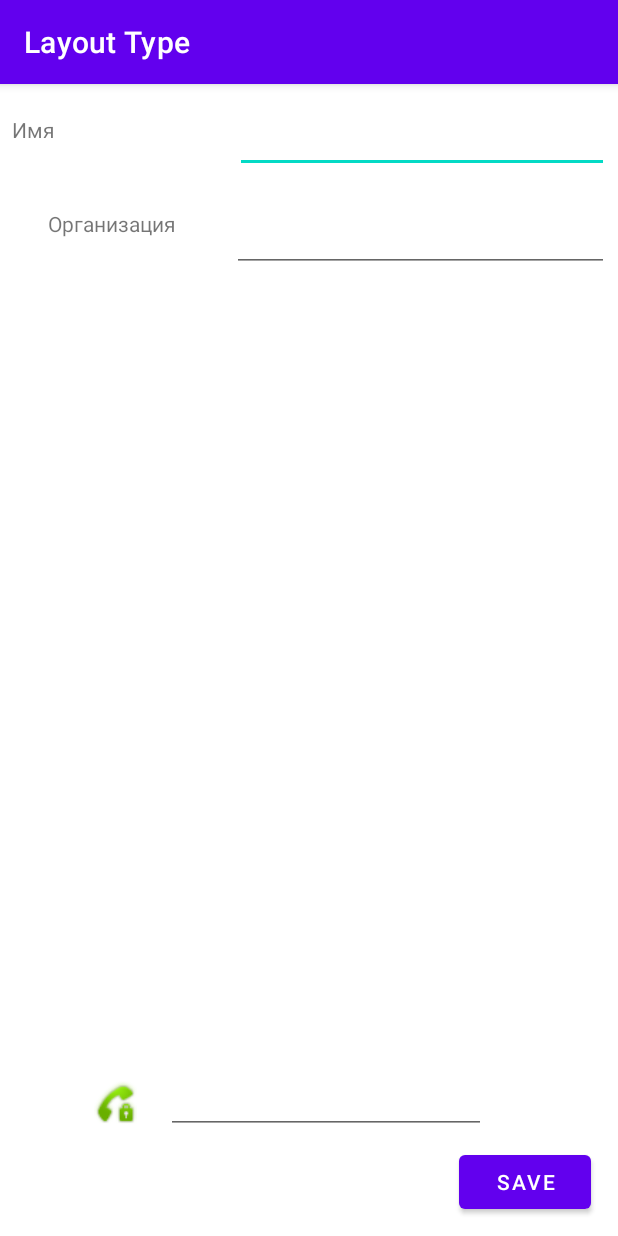
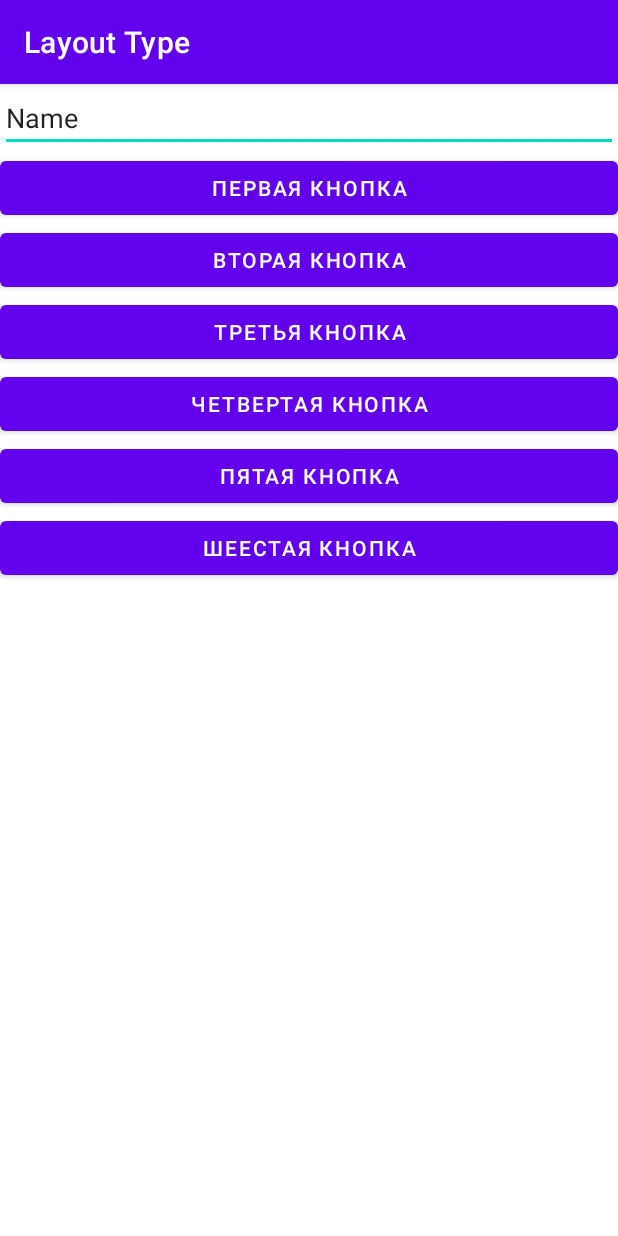
Before and after one commit to vnaturedanik/practice1Full, an Android app: the screen it shows after launch (MainActivity), on a phone screen of 412 x 824 dp. Run offline under Robolectric (Android 15) with nearby library versions, the phone set to English and light mode, and no system bars.

Commit message:
Задание

```diff
--- a/layouttype/src/main/java/ru/mirea/syrovatsky/layouttype/MainActivity.java
+++ b/layouttype/src/main/java/ru/mirea/syrovatsky/layouttype/MainActivity.java
@@ -8,6 +8,6 @@ public class MainActivity extends AppCompatActivity {
     @Override
     protected void onCreate(Bundle savedInstanceState) {
         super.onCreate(savedInstanceState);
-        setContentView(R.layout.activity_main);
+        setContentView(R.layout.activity_second);
     }
 }
--- /dev/null
+++ b/layouttype/src/main/res/layout-land/activity_main.xml
@@ -0,0 +1,6 @@
+<?xml version="1.0" encoding="utf-8"?>
+<androidx.constraintlayout.widget.ConstraintLayout
+    xmlns:android="http://schemas.android.com/apk/res/android" android:layout_width="match_parent"
+    android:layout_height="match_parent">
+
+</androidx.constraintlayout.widget.ConstraintLayout>
--- /dev/null
+++ b/layouttype/src/main/res/layout/activity_second.xml
@@ -0,0 +1,56 @@
+<?xml version="1.0" encoding="utf-8"?>
+<LinearLayout xmlns:android="http://schemas.android.com/apk/res/android"
+    android:layout_width="match_parent"
+    android:layout_height="match_parent" >
+
+    <LinearLayout
+        android:layout_width="match_parent"
+        android:layout_height="match_parent"
+        android:orientation="vertical">
+
+        <EditText
+            android:id="@+id/editTextTextPersonName4"
+            android:layout_width="match_parent"
+            android:layout_height="wrap_content"
+            android:ems="10"
+            android:inputType="textPersonName"
+            android:text="Name" />
+
+        <Button
+            android:id="@+id/button25"
+            android:layout_width="match_parent"
+            android:layout_height="wrap_content"
+            android:text="Первая кнопка" />
+
+        <Button
+            android:id="@+id/button21"
+            android:layout_width="match_parent"
+            android:layout_height="wrap_content"
+            android:text="Вторая кнопка" />
+
+        <Button
+            android:id="@+id/button22"
+            android:layout_width="match_parent"
+            android:layout_height="wrap_content"
+            android:text="Третья кнопка" />
+
+        <Button
+            android:id="@+id/button23"
+            android:layout_width="match_parent"
+            android:layout_height="wrap_content"
+            android:text="Четвертая кнопка" />
+
+        <Button
+            android:id="@+id/button24"
+            android:layout_width="match_parent"
+            android:layout_height="wrap_content"
+            android:text="Пятая кнопка" />
+
+        <Button
+            android:id="@+id/button20"
+            android:layout_width="match_parent"
+            android:layout_height="wrap_content"
+            android:text="Шеестая кнопка" />
+
+    </LinearLayout>
+</LinearLayout>
```
